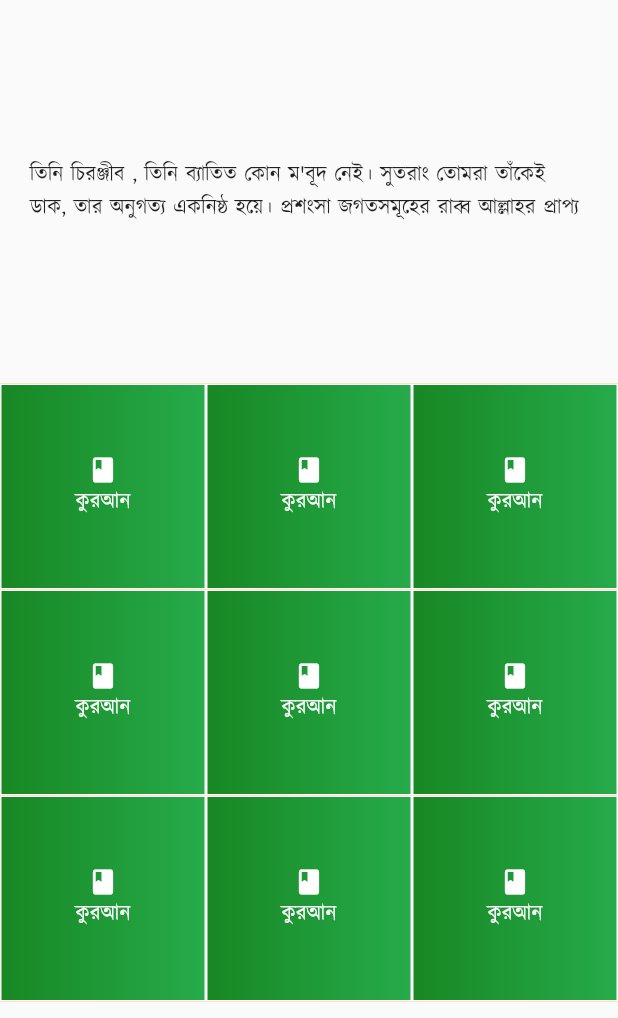
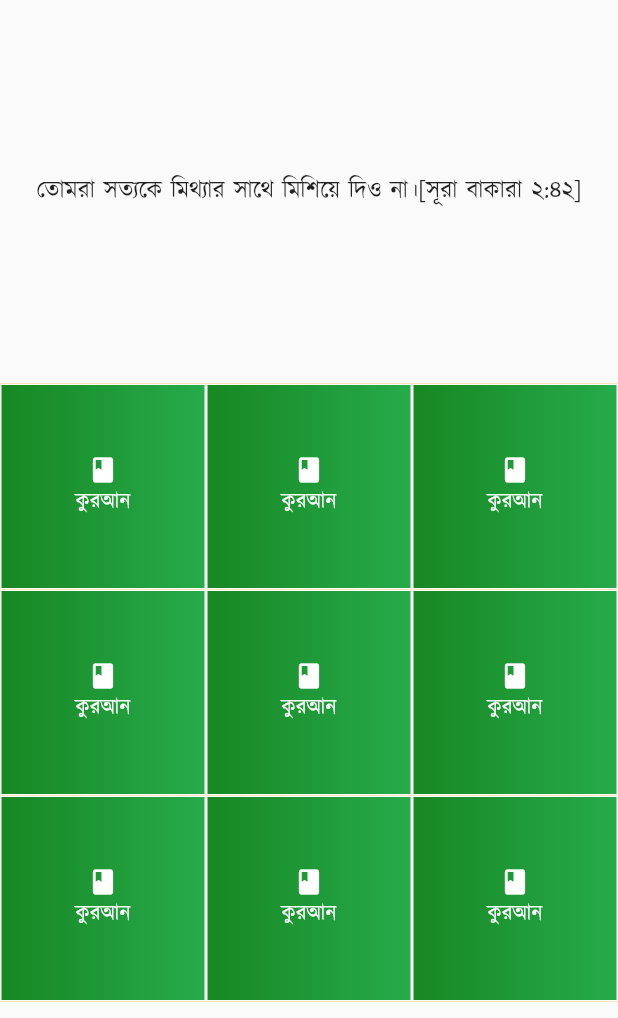
Before and after one commit to tora-shuvo-project/islamic_world, a Flutter app: the DoyaNameScren screen opened directly, on a phone screen of 412 x 824 dp, the part 218-1236 px from its top. Run offline on Flutter 3.47's test engine with Material 2 defaults, Android fonts, the phone set to English and light mode, and no system bars; our stand-ins replace animated_text_kit, audioplayers, cloud_firestore, dropdown_formfield, flutter_local_notifications, flutter_speed_dial and 6 more; missing offline and left inert: bangla_utilities, compasstools, dropdownfield, hijri_picker, matrix_gesture_detector; accounts and stored records are empty.

Commit message:
doya name page animation

```diff
--- a/lib/pages/doya_name_page.dart
+++ b/lib/pages/doya_name_page.dart
@@ -1,4 +1,5 @@
 
+import 'package:animated_text_kit/animated_text_kit.dart';
 import 'package:flutter/cupertino.dart';
 import 'package:flutter/material.dart';
 import 'package:flutter/widgets.dart';
@@ -128,8 +129,23 @@ class _DoyaNameScrenState extends State<DoyaNameScren> {
                      height: 256,
                      width: MediaQuery.of(context).size.width,
                       alignment: Alignment.center,
-                     child: Text("তিনি চিরঞ্জীব , তিনি ব্যাতিত কোন ম'বূদ নেই। "
-                         "সুতরাং তোমরা তাঁকেই ডাক, তার অনুগত্য একনিষ্ঠ হয়ে। প্রশংসা জগতসমূহের রাব্ব আল্লাহর প্রাপ্য"),
+child:   RotateAnimatedTextKit(
+    onTap: () {
+      print("Tap Event");
+    },
+  duration: Duration(milliseconds: 6000),
+    text: ["তোমরা সত্যকে মিথ্যার সাথে মিশিয়ে দিও না।[সূরা বাকারা ২:৪২]",
+        "মানুষকে প্রতারণা দেওয়ার জন্য ওজনে কম দিও না। [সূরা আন’আম ৬:১৫২]",
+      "অহংকার করো না। [সূরা আ’রাফ ৭:১৩]",
+      "পিতামাতাকে অশ্রদ্ধা করে কোনো কথা বলো না। [সূরা ইসরা১৭:২৩]",
+  "অমুসলিমদের সাথে সদয় ও ন্যায় আচরণ করো। [সূরা মুমতাহিনাহ্ ৬০:৮]",
+    "অভাবগ্রস্তকে খাদ্যদানের প্রতি উৎসাহ প্রদান করো। [সূরা মা’ঊন ১০৭:৩]"],
+    textStyle: TextStyle(fontSize: 16.0),
+    textAlign: TextAlign.start,
+   // or Alignment.topLeft
+),
+//                     child: Text("তিনি চিরঞ্জীব , তিনি ব্যাতিত কোন ম'বূদ নেই। "
+//                         "সুতরাং তোমরা তাঁকেই ডাক, তার অনুগত্য একনিষ্ঠ হয়ে। প্রশংসা জগতসমূহের রাব্ব আল্লাহর প্রাপ্য"),
                    ),
                     Container(
                       color: Colors.orange,
--- a/pubspec.yaml
+++ b/pubspec.yaml
@@ -35,6 +35,7 @@ dependencies:
   flutter_speed_dial: ^1.2.5
   audioplayers: ^0.15.1
   toast: ^0.1.5
+  animated_text_kit: ^2.2.0
   flutter_map: ^0.10.1
   path_provider: ^1.6.11
   matrix_gesture_detector: ^0.1.0
```
Also changed, not shown: pubspec.lock, 3 other files.
